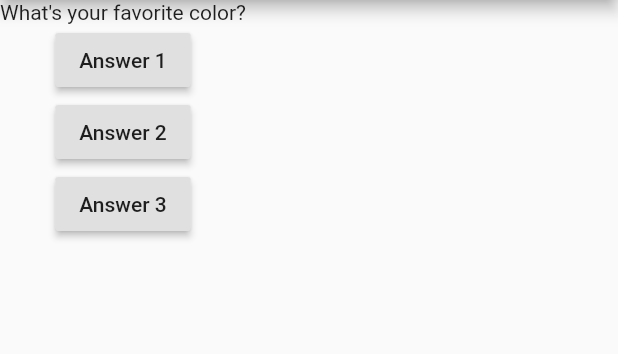
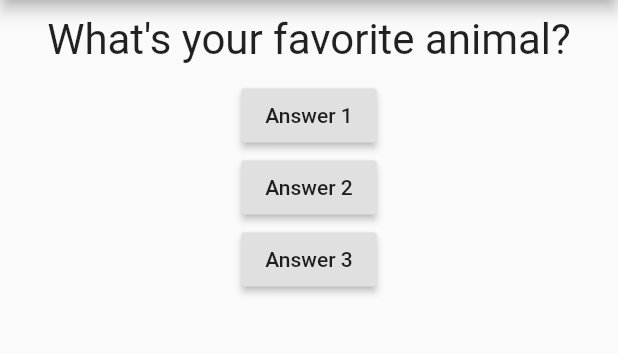
Before and after one commit to Sahak1994/flutter_quiz, a Flutter app: the screen it shows after launch, after a tap on "Answer 1", on a phone screen of 412 x 824 dp, the part 84-438 px from its top. Run offline on Flutter 3.47's test engine with Material 2 defaults, Android fonts, the phone set to English and light mode, and no system bars.

Commit message:
create external file for question and style it

```diff
--- a/lib/main.dart
+++ b/lib/main.dart
@@ -1,4 +1,7 @@
 import "package:flutter/material.dart";
+
+// Widgets
+import 'package:flutter_complete_guide/question.dart';
 
 void main() => runApp(MyApp());
 
@@ -12,18 +15,22 @@ class MyApp extends StatelessWidget {
   }
 }
 
-class Quiz extends StatelessWidget {
+class Quiz extends StatefulWidget {
+  @override
+  _QuizState createState() => _QuizState();
+}
+
+class _QuizState extends State<Quiz> {
   int _questionIndex = 0;
 
   List<String> _questions = [
     'What\'s your favorite color?',
     'What\'s your favorite animal?',
-    'What\'s your favorite instructor?'
+    'What\'s your favorite instructor?',
   ];
 
   void _answerQuestion() {
-    _questionIndex += 1;
-    print(_questionIndex);
+    setState(() => _questionIndex += 1);
   }
 
   @override
@@ -34,7 +41,7 @@ class Quiz extends StatelessWidget {
       ),
       body: Column(
         children: <Widget>[
-          Text(_questions[_questionIndex]),
+          Question(_questions[_questionIndex]),
           RaisedButton(
             child: Text('Answer 1'),
             onPressed: _answerQuestion,
--- /dev/null
+++ b/lib/question.dart
@@ -0,0 +1,22 @@
+import 'package:flutter/material.dart';
+
+class Question extends StatelessWidget {
+  final String questionText;
+
+  const Question(this.questionText);
+
+  @override
+  Widget build(BuildContext context) {
+    return Container(
+      width: double.infinity,
+      margin: EdgeInsets.all(10.0),
+      child: Text(
+        questionText,
+        style: TextStyle(
+          fontSize: 28.0,
+        ),
+        textAlign: TextAlign.center,
+      ),
+    );
+  }
+}
```
